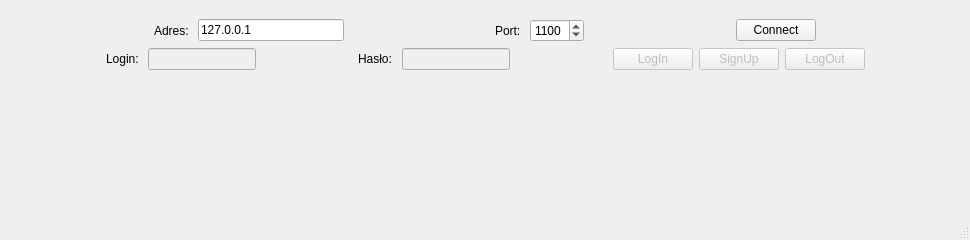
The window that client/mainwindow.ui (michal-kowal/bsd-socket-chat-app) describes before a commit, drawn with Qt 5.
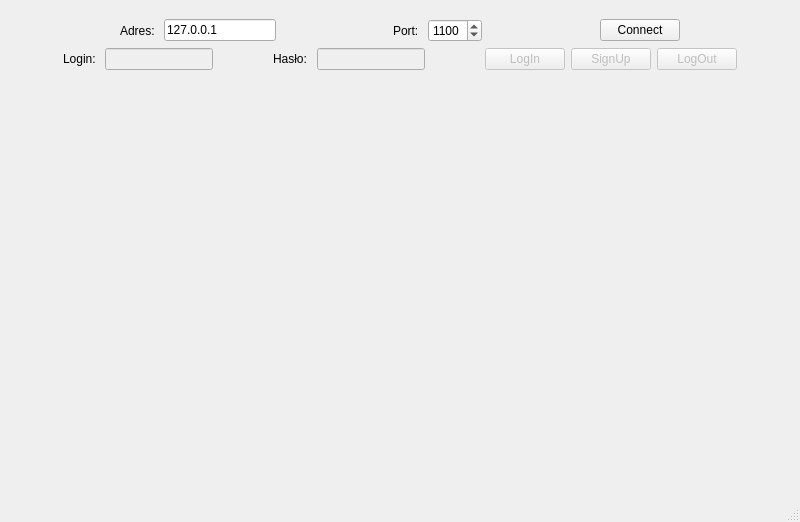
The same window after the commit.

```diff
--- a/client/mainwindow.ui
+++ b/client/mainwindow.ui
@@ -6,19 +6,19 @@
    <rect>
     <x>0</x>
     <y>0</y>
-    <width>970</width>
-    <height>240</height>
+    <width>800</width>
+    <height>522</height>
    </rect>
   </property>
   <property name="windowTitle">
    <string>MainWindow</string>
   </property>
   <widget class="QWidget" name="centralwidget">
-   <layout class="QVBoxLayout" name="verticalLayout_2">
+   <layout class="QVBoxLayout" name="verticalLayout_2" stretch="1,0,4">
     <item>
      <layout class="QVBoxLayout" name="verticalLayout">
       <property name="sizeConstraint">
-       <enum>QLayout::SetMinAndMaxSize</enum>
+       <enum>QLayout::SetMaximumSize</enum>
       </property>
       <item>
        <layout class="QHBoxLayout" name="horizontalLayout">
@@ -274,10 +274,61 @@
      </layout>
     </item>
     <item>
-     <layout class="QHBoxLayout" name="horizontalLayout_2">
+     <spacer name="verticalSpacer">
+      <property name="orientation">
+       <enum>Qt::Vertical</enum>
+      </property>
+      <property name="sizeType">
+       <enum>QSizePolicy::Fixed</enum>
+      </property>
+      <property name="sizeHint" stdset="0">
+       <size>
+        <width>20</width>
+        <height>40</height>
+       </size>
+      </property>
+     </spacer>
+    </item>
+    <item>
+     <layout class="QHBoxLayout" name="horizontalLayout_2" stretch="1,0,4,0,1">
       <item>
        <layout class="QHBoxLayout" name="usersList"/>
       </item>
+      <item>
+       <spacer name="horizontalSpacer_11">
+        <property name="orientation">
+         <enum>Qt::Horizontal</enum>
+        </property>
+        <property name="sizeType">
+         <enum>QSizePolicy::Fixed</enum>
+        </property>
+        <property name="sizeHint" stdset="0">
+         <size>
+          <width>40</width>
+          <height>20</height>
+         </size>
+        </property>
+       </spacer>
+      </item>
+      <item>
+       <layout class="QVBoxLayout" name="chatBox"/>
+      </item>
+      <item>
+       <spacer name="horizontalSpacer_12">
+        <property name="orientation">
+         <enum>Qt::Horizontal</enum>
+        </property>
+        <property name="sizeHint" stdset="0">
+         <size>
+          <width>40</width>
+          <height>20</height>
+         </size>
+        </property>
+       </spacer>
+      </item>
+      <item>
+       <layout class="QHBoxLayout" name="activeChats"/>
+      </item>
      </layout>
     </item>
    </layout>
```
Left out of the diff: 2 changed lines with no effect on the pictures.
